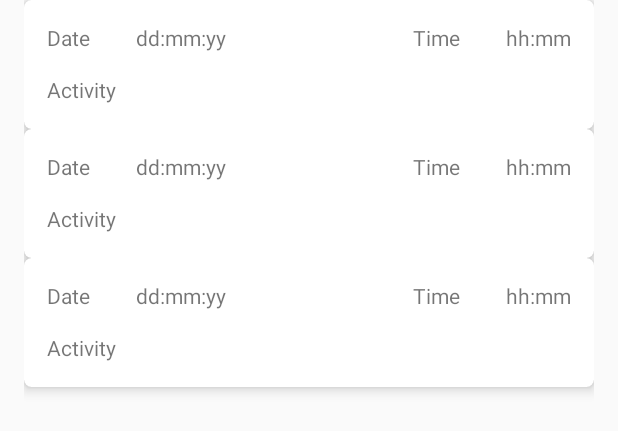
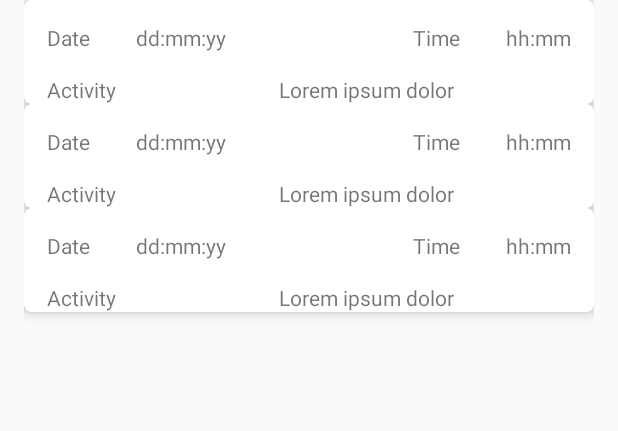
Before and after one commit to christianmaierger/drm-notes-android-app, an Android app: the layout fragment_entry_list.xml on its own in the app's theme, with its tools: preview values and no code run, on a phone screen of 412 x 824 dp. Shown: the top 431 px of the screen. Run offline under Robolectric (Android 15) with nearby library versions, the light colour scheme and no system bars.

```diff
--- a/app/src/main/java/com/example/drmapp/MainActivity.java
+++ b/app/src/main/java/com/example/drmapp/MainActivity.java
@@ -5,7 +5,7 @@ import android.view.View;
 import android.view.Menu;
 
 import com.example.drmapp.ui.EntryRecViewAdapter;
-import com.example.drmapp.ui.dummy.Entry;
+import com.example.drmapp.ui.entry.Entry;
 import com.google.android.material.floatingactionbutton.FloatingActionButton;
 import com.google.android.material.snackbar.Snackbar;
 import com.google.android.material.navigation.NavigationView;
--- a/app/src/main/java/com/example/drmapp/ui/EntryRecViewAdapter.java
+++ b/app/src/main/java/com/example/drmapp/ui/EntryRecViewAdapter.java
@@ -6,10 +6,9 @@ import android.view.LayoutInflater;
 import android.view.View;
 import android.view.ViewGroup;
 import android.widget.RelativeLayout;
-import android.widget.TextView;
 
 import com.example.drmapp.R;
-import com.example.drmapp.ui.dummy.Entry;
+import com.example.drmapp.ui.entry.Entry;
 
 import java.util.ArrayList;
 
--- a/app/src/main/res/layout/fragment_entry_list_item.xml
+++ b/app/src/main/res/layout/fragment_entry_list_item.xml
@@ -290,7 +290,7 @@
                     />
 
         <androidx.constraintlayout.widget.Barrier
-            android:layout_width="wrap_content"
+            android:layout_width="match_parent"
             android:id="@+id/Barrier1"
             android:layout_height="wrap_content"
             app:barrierDirection="top"
@@ -312,20 +312,36 @@
 
         <TextView
             android:id="@+id/ContentActivity"
-            android:text="Lorem ipsum dolor sit amet, consectetuer adipiscing elit, sed diam nonummy nibh euismod tincidunt ut laoreet dolore magna aliquam erat volutpat"
             android:layout_width="wrap_content"
             android:layout_height="wrap_content"
-            app:layout_constraintStart_toEndOf="@id/guideline1"
-            app:layout_constraintTop_toBottomOf="@id/Barrier1" />
+            android:paddingStart="15dp"
+            android:paddingLeft="15dp"
+            android:paddingTop="15dp"
+            android:paddingEnd="15dp"
+            android:text="Lorem ipsum dolor"
+            app:layout_constraintEnd_toEndOf="parent"
+            app:layout_constraintStart_toEndOf="@+id/txtActivity"
+            app:layout_constraintTop_toBottomOf="@id/Barrier1"
+           />
 
 
-        <androidx.constraintlayout.widget.Guideline
-            android:id="@+id/guideline1"
+        <androidx.constraintlayout.widget.Barrier
+            android:id="@+id/Barrier3"
+            android:visibility="visible"
             android:layout_width="wrap_content"
             android:layout_height="wrap_content"
-            android:orientation="vertical"
-            android:visibility="visible"
-            app:layout_constraintStart_toStartOf="parent" />
+            app:barrierDirection="left"
+            app:layout_constraintLeft_toRightOf="@id/contentDate"/>
+
+
+
+        <androidx.constraintlayout.widget.Barrier
+            android:id="@+id/Barrier2"
+            android:layout_width="match_parent"
+            android:layout_height="wrap_content"
+            app:barrierDirection="top"
+            app:layout_constraintTop_toBottomOf="@id/ContentActivity"
+            android:visibility="visible"/>
 
 
     </androidx.constraintlayout.widget.ConstraintLayout>
```
Also changed, not shown: app/src/main/java/com/example/drmapp/ui/entry/Entry.java (renamed from app/src/main/java/com/example/drmapp/ui/dummy/Entry.java, +1 -6 lines).
